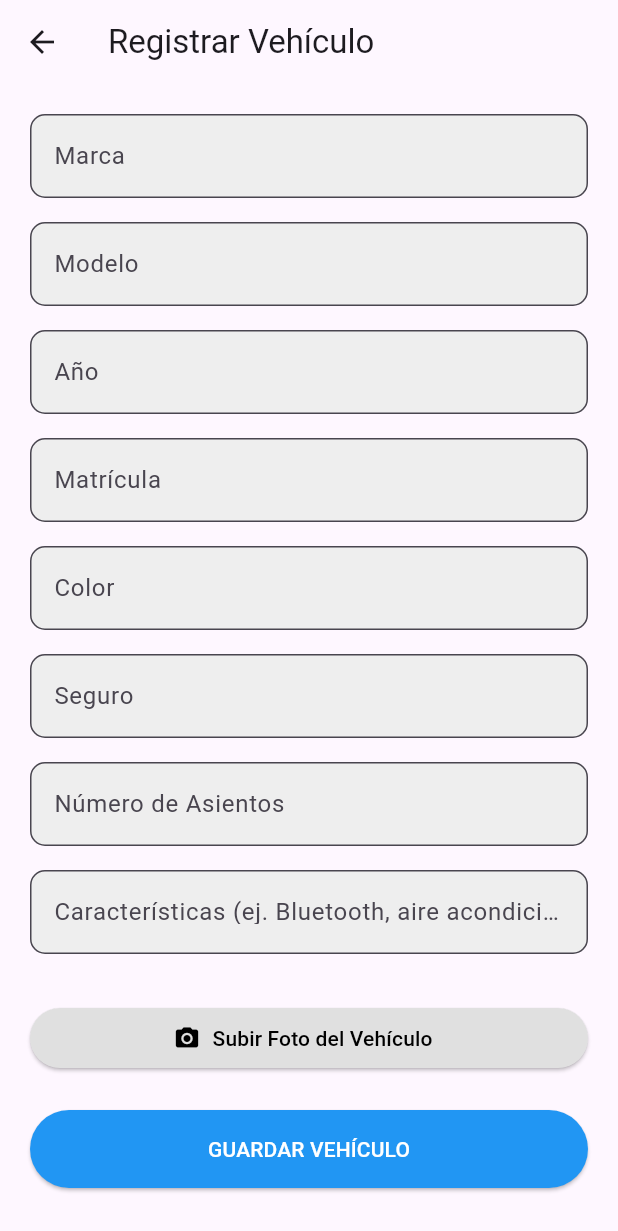
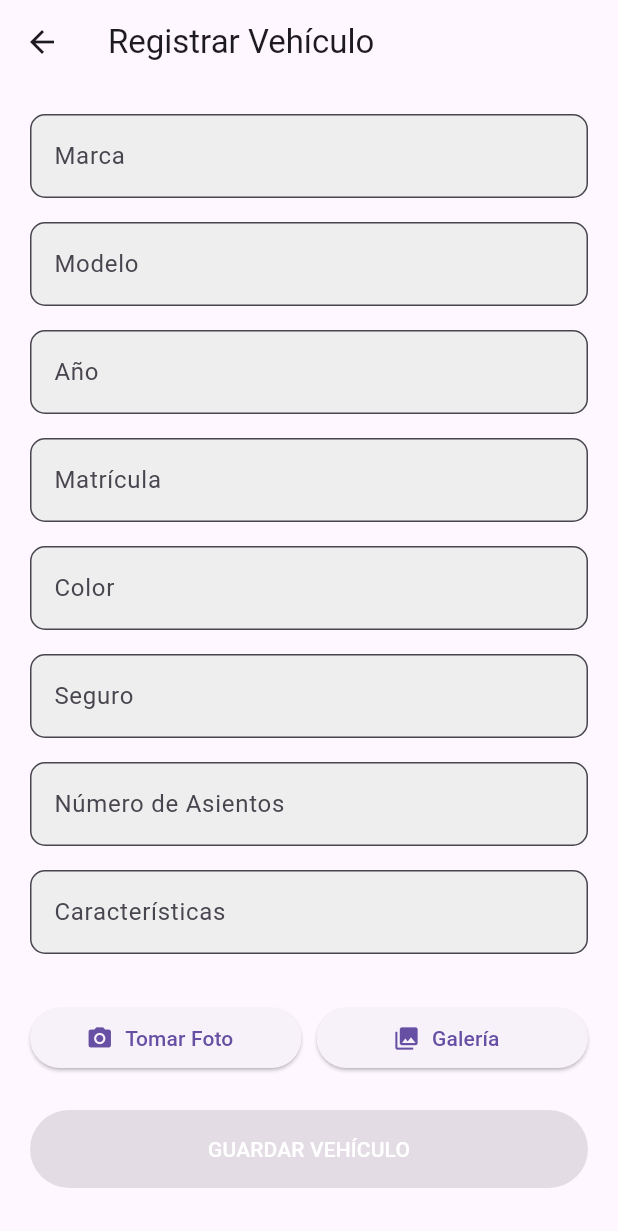
Before and after one commit to Git-Nef/raitec, a Flutter app: the RegistrarVehiculo screen opened directly with empty values, on a phone screen of 412 x 824 dp. Shown: the top 1231 px of the screen. Run offline on Flutter 3.47's test engine with Material 3 defaults, Android fonts, the phone set to English and light mode, and no system bars; our stand-ins replace cloud_firestore, firebase_core, firebase_storage, flutter_local_notifications, geolocator, google_maps_flutter and 2 more; missing offline and left inert: flutter_polyline_points; accounts and stored records are empty.

Commit message:
Agregar registro de vehiculo

```diff
--- a/lib/pages/RegistrarVehiculo.dart
+++ b/lib/pages/RegistrarVehiculo.dart
@@ -25,11 +25,40 @@ class _RegistrarVehiculoState extends State<RegistrarVehiculo> {
 
   String? fotoUrl;
 
-  Future<void> seleccionarFoto(bool desdeCamara) async {
+  @override
+  void initState() {
+    super.initState();
+    _cargarDatosVehiculo();
+  }
+
+  Future<void> _cargarDatosVehiculo() async {
+    final doc = await FirebaseFirestore.instance
+        .collection('usuarios')
+        .doc(widget.numControl)
+        .collection('vehiculo')
+        .doc('info')
+        .get();
+
+    if (doc.exists) {
+      final data = doc.data()!;
+      _marca.text = data['marca'] ?? '';
+      _modelo.text = data['modelo'] ?? '';
+      _anio.text = data['anio'] ?? '';
+      _matricula.text = data['matricula'] ?? '';
+      _color.text = data['color'] ?? '';
+      _seguro.text = data['seguro'] ?? '';
+      _asientos.text = data['asientos'] ?? '';
+      _caracteristicas.text = data['caracteristicas'] ?? '';
+      setState(() {
+        fotoUrl = data['fotoUrl'];
+      });
+    }
+  }
+
+  Future<void> _seleccionarFoto(bool desdeCamara) async {
     final picker = ImagePicker();
     final XFile? imagen = await picker.pickImage(
       source: desdeCamara ? ImageSource.camera : ImageSource.gallery,
-      imageQuality: 75,
     );
 
     if (imagen == null) return;
@@ -38,7 +67,7 @@ class _RegistrarVehiculoState extends State<RegistrarVehiculo> {
         'vehiculo-${DateTime.now().millisecondsSinceEpoch}.jpg';
     final ref = FirebaseStorage.instance
         .ref()
-        .child('usuarios/${widget.numControl}/vehiculo/$nombreArchivo');
+        .child('vehiculos/${widget.numControl}/$nombreArchivo');
 
     await ref.putFile(File(imagen.path));
     final url = await ref.getDownloadURL();
@@ -46,37 +75,6 @@ class _RegistrarVehiculoState extends State<RegistrarVehiculo> {
     setState(() {
       fotoUrl = url;
     });
-  }
-
-  void _mostrarOpcionesImagen() {
-    showModalBottomSheet(
-      context: context,
-      builder: (BuildContext context) {
-        return SafeArea(
-          child: Column(
-            mainAxisSize: MainAxisSize.min,
-            children: <Widget>[
-              ListTile(
-                leading: const Icon(Icons.photo_camera),
-                title: const Text('Tomar foto'),
-                onTap: () {
-                  Navigator.pop(context);
-                  seleccionarFoto(true);
-                },
-              ),
-              ListTile(
-                leading: const Icon(Icons.photo_library),
-                title: const Text('Elegir de galería'),
-                onTap: () {
-                  Navigator.pop(context);
-                  seleccionarFoto(false);
-                },
-              ),
-            ],
-          ),
-        );
-      },
-    );
   }
 
   Future<void> guardarVehiculo() async {
@@ -98,8 +96,14 @@ class _RegistrarVehiculoState extends State<RegistrarVehiculo> {
         'fotoUrl': fotoUrl ?? '',
       });
 
+      // Cambiar el campo esConductor a true
+      await FirebaseFirestore.instance
+          .collection('usuarios')
+          .doc(widget.numControl)
+          .update({'esConductor': true});
+
       ScaffoldMessenger.of(context).showSnackBar(
-        const SnackBar(content: Text('Vehículo registrado exitosamente')),
+        const SnackBar(content: Text('Vehículo guardado correctamente')),
       );
       Navigator.pop(context);
     } catch (e) {
@@ -109,16 +113,31 @@ class _RegistrarVehiculoState extends State<RegistrarVehiculo> {
     }
   }
 
+  bool get camposCompletos {
+    return _marca.text.trim().isNotEmpty &&
+        _modelo.text.trim().isNotEmpty &&
+        _anio.text.trim().isNotEmpty &&
+        _matricula.text.trim().isNotEmpty &&
+        _color.text.trim().isNotEmpty &&
+        _seguro.text.trim().isNotEmpty &&
+        _asientos.text.trim().isNotEmpty &&
+        _caracteristicas.text.trim().isNotEmpty &&
+        fotoUrl != null;
+  }
+
+  void actualizarEstado() => setState(() {});
+
   Widget _input(String label, TextEditingController controller) {
     return Padding(
       padding: const EdgeInsets.only(bottom: 16),
       child: TextField(
         controller: controller,
+        onChanged: (_) => actualizarEstado(),
         decoration: InputDecoration(
           labelText: label,
-          border: OutlineInputBorder(borderRadius: BorderRadius.circular(10)),
           filled: true,
           fillColor: Colors.grey[200],
+          border: OutlineInputBorder(borderRadius: BorderRadius.circular(10)),
         ),
       ),
     );
@@ -143,17 +162,26 @@ class _RegistrarVehiculoState extends State<RegistrarVehiculo> {
                 _input('Color', _color),
                 _input('Seguro', _seguro),
                 _input('Número de Asientos', _asientos),
-                _input('Características (ej. Bluetooth, aire acondicionado)',
-                    _caracteristicas),
+                _input('Características', _caracteristicas),
                 const SizedBox(height: 16),
-                ElevatedButton.icon(
-                  icon: const Icon(Icons.photo_camera),
-                  label: const Text('Subir Foto del Vehículo'),
-                  onPressed: _mostrarOpcionesImagen,
-                  style: ElevatedButton.styleFrom(
-                    backgroundColor: Colors.grey[300],
-                    foregroundColor: Colors.black,
-                  ),
+                Row(
+                  children: [
+                    Expanded(
+                      child: ElevatedButton.icon(
+                        icon: const Icon(Icons.camera_alt),
+                        label: const Text('Tomar Foto'),
+                        onPressed: () => _seleccionarFoto(true),
+                      ),
+                    ),
+                    const SizedBox(width: 10),
+                    Expanded(
+                      child: ElevatedButton.icon(
+                        icon: const Icon(Icons.photo_library),
+                        label: const Text('Galería'),
+                        onPressed: () => _seleccionarFoto(false),
+                      ),
+                    ),
+                  ],
                 ),
                 if (fotoUrl != null)
                   Padding(
@@ -162,10 +190,11 @@ class _RegistrarVehiculoState extends State<RegistrarVehiculo> {
                   ),
                 const SizedBox(height: 24),
                 ElevatedButton(
-                  onPressed: guardarVehiculo,
+                  onPressed: camposCompletos ? guardarVehiculo : null,
                   style: ElevatedButton.styleFrom(
                     padding: const EdgeInsets.symmetric(vertical: 16),
-                    backgroundColor: Colors.blue,
+                    backgroundColor:
+                        camposCompletos ? Colors.blue : Colors.grey,
                   ),
                   child: const Text('GUARDAR VEHÍCULO',
                       style: TextStyle(color: Colors.white)),
```
